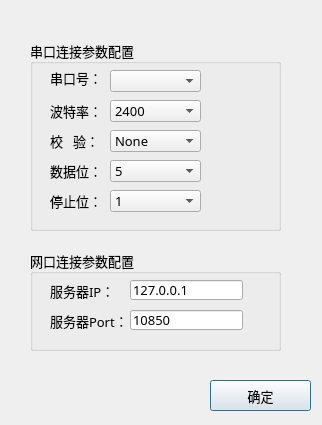
First picture: the form in paramconfig.ui, repository CLP0037/UtilizationDevTesting, before the edit.
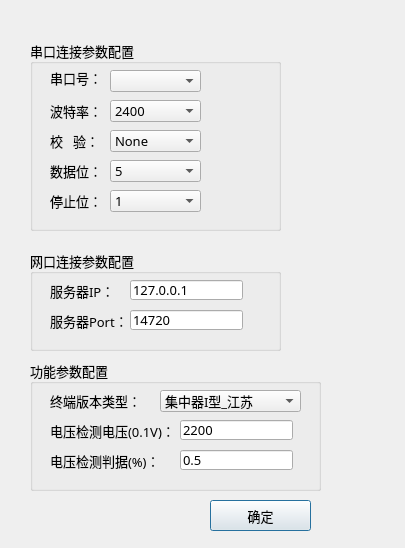
Second picture: the form after the edit. Icons and pictures are not drawn.

Commit message: show test result by comparing with basic paramconfig ,then testors can get the result clearly

The edit to the form file:
```diff
--- a/paramconfig.ui
+++ b/paramconfig.ui
@@ -6,8 +6,8 @@
    <rect>
     <x>0</x>
     <y>0</y>
-    <width>322</width>
-    <height>425</height>
+    <width>405</width>
+    <height>548</height>
    </rect>
   </property>
   <property name="font">
@@ -29,7 +29,7 @@
    <property name="geometry">
     <rect>
      <x>210</x>
-     <y>380</y>
+     <y>500</y>
      <width>101</width>
      <height>31</height>
     </rect>
@@ -331,7 +331,126 @@
      </rect>
     </property>
     <property name="text">
-     <string>10850</string>
+     <string>14720</string>
+    </property>
+   </widget>
+  </widget>
+  <widget class="QGroupBox" name="groupBox_3">
+   <property name="enabled">
+    <bool>true</bool>
+   </property>
+   <property name="geometry">
+    <rect>
+     <x>30</x>
+     <y>360</y>
+     <width>291</width>
+     <height>131</height>
+    </rect>
+   </property>
+   <property name="title">
+    <string>功能参数配置</string>
+   </property>
+   <widget class="QLabel" name="label_9">
+    <property name="geometry">
+     <rect>
+      <x>20</x>
+      <y>30</y>
+      <width>101</width>
+      <height>21</height>
+     </rect>
+    </property>
+    <property name="text">
+     <string>终端版本类型：</string>
+    </property>
+   </widget>
+   <widget class="QLabel" name="label_10">
+    <property name="geometry">
+     <rect>
+      <x>20</x>
+      <y>60</y>
+      <width>141</width>
+      <height>21</height>
+     </rect>
+    </property>
+    <property name="text">
+     <string>电压检测电压(0.1V)：</string>
+    </property>
+   </widget>
+   <widget class="QComboBox" name="comBox_devInfoType">
+    <property name="geometry">
+     <rect>
+      <x>130</x>
+      <y>30</y>
+      <width>141</width>
+      <height>22</height>
+     </rect>
+    </property>
+    <property name="currentText">
+     <string>集中器II型_浙江_V3.0</string>
+    </property>
+    <item>
+     <property name="text">
+      <string>集中器I型_江苏</string>
+     </property>
+    </item>
+    <item>
+     <property name="text">
+      <string>集中器II型_浙江</string>
+     </property>
+    </item>
+    <item>
+     <property name="text">
+      <string>集中器II型_浙江_V3.0</string>
+     </property>
+    </item>
+    <item>
+     <property name="text">
+      <string>集中器II型_山东</string>
+     </property>
+    </item>
+    <item>
+     <property name="text">
+      <string>集中器II型_国网送检</string>
+     </property>
+    </item>
+   </widget>
+   <widget class="QLineEdit" name="lineEdit_U_value">
+    <property name="geometry">
+     <rect>
+      <x>150</x>
+      <y>60</y>
+      <width>113</width>
+      <height>20</height>
+     </rect>
+    </property>
+    <property name="text">
+     <string>2200</string>
+    </property>
+   </widget>
+   <widget class="QLabel" name="label_11">
+    <property name="geometry">
+     <rect>
+      <x>20</x>
+      <y>90</y>
+      <width>121</width>
+      <height>21</height>
+     </rect>
+    </property>
+    <property name="text">
+     <string>电压检测判据(%)：</string>
+    </property>
+   </widget>
+   <widget class="QLineEdit" name="lineEdit_U_errorRange">
+    <property name="geometry">
+     <rect>
+      <x>150</x>
+      <y>90</y>
+      <width>113</width>
+      <height>20</height>
+     </rect>
+    </property>
+    <property name="text">
+     <string>0.5</string>
     </property>
    </widget>
   </widget>
```
Left out of the diff: 2 changed lines with no effect on the pictures. The commit also changes 11 other files.
